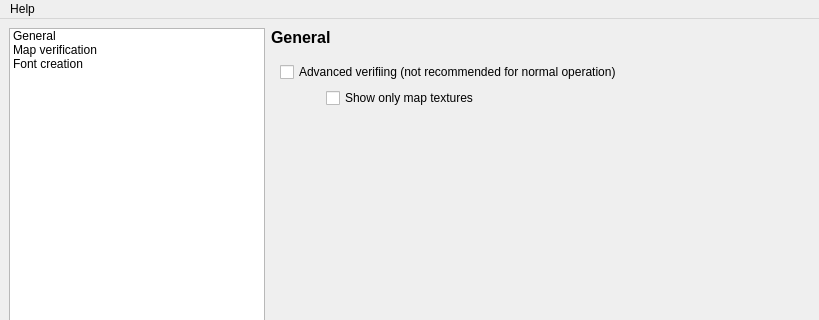
This is OTModules/OTGeneric/wpreferences.ui in pietr26/OMSI-Tools as Qt 5 draws it before an edit; both pictures show x 0 to 819 and y 0 to 320 of the 819 by 606 pixel window. The edited form follows.
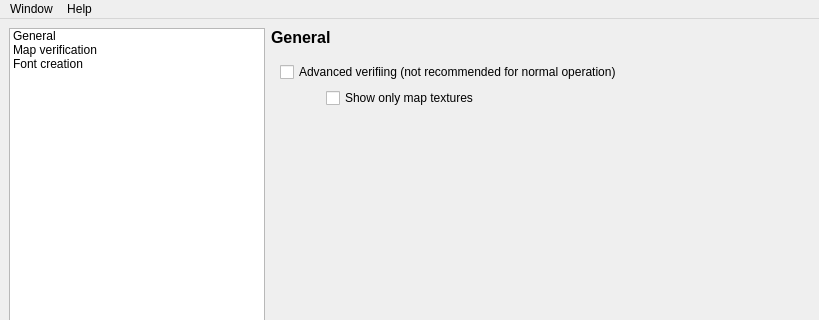
This is the edited form. The open tabs and pages were chosen to show the change. Icons and pictures are not drawn.

What changed in the file:
```diff
--- a/OTModules/OTGeneric/wpreferences.ui
+++ b/OTModules/OTGeneric/wpreferences.ui
@@ -1153,6 +1153,13 @@
     </property>
     <addaction name="actionSendFeedback"/>
    </widget>
+   <widget class="QMenu" name="menuWindow">
+    <property name="title">
+     <string>Window</string>
+    </property>
+    <addaction name="actionClose"/>
+   </widget>
+   <addaction name="menuWindow"/>
    <addaction name="menuHelp"/>
   </widget>
   <widget class="QStatusBar" name="statusbar"/>
```
Left out of the diff: 14 changed lines with no effect on the pictures.
